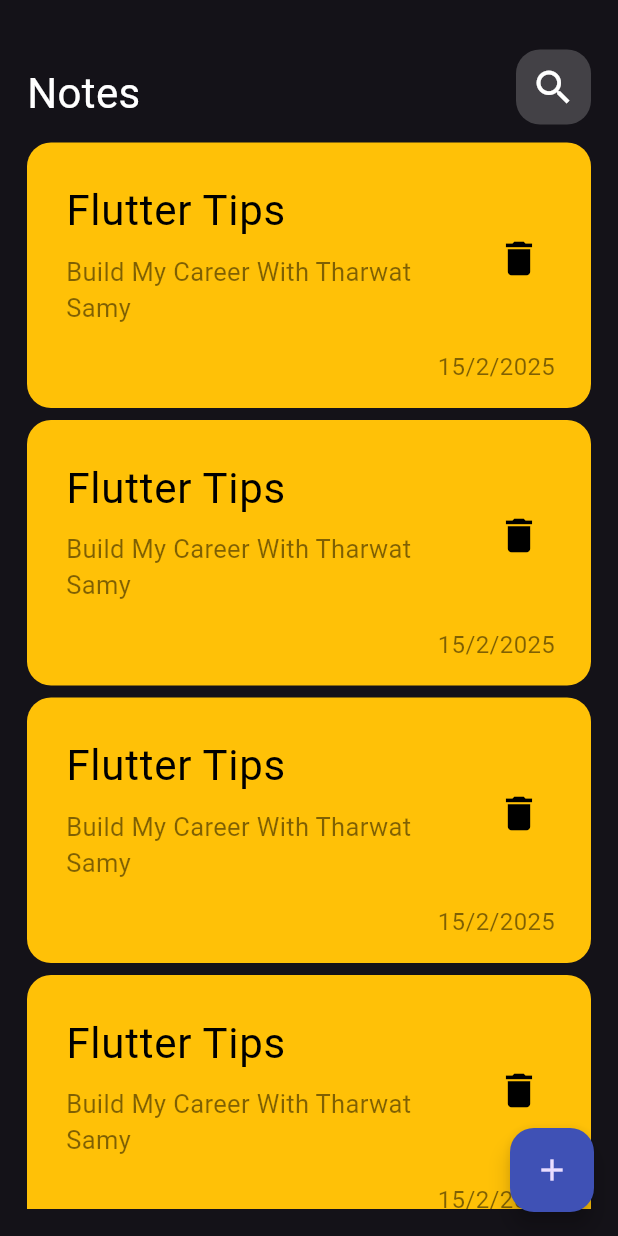
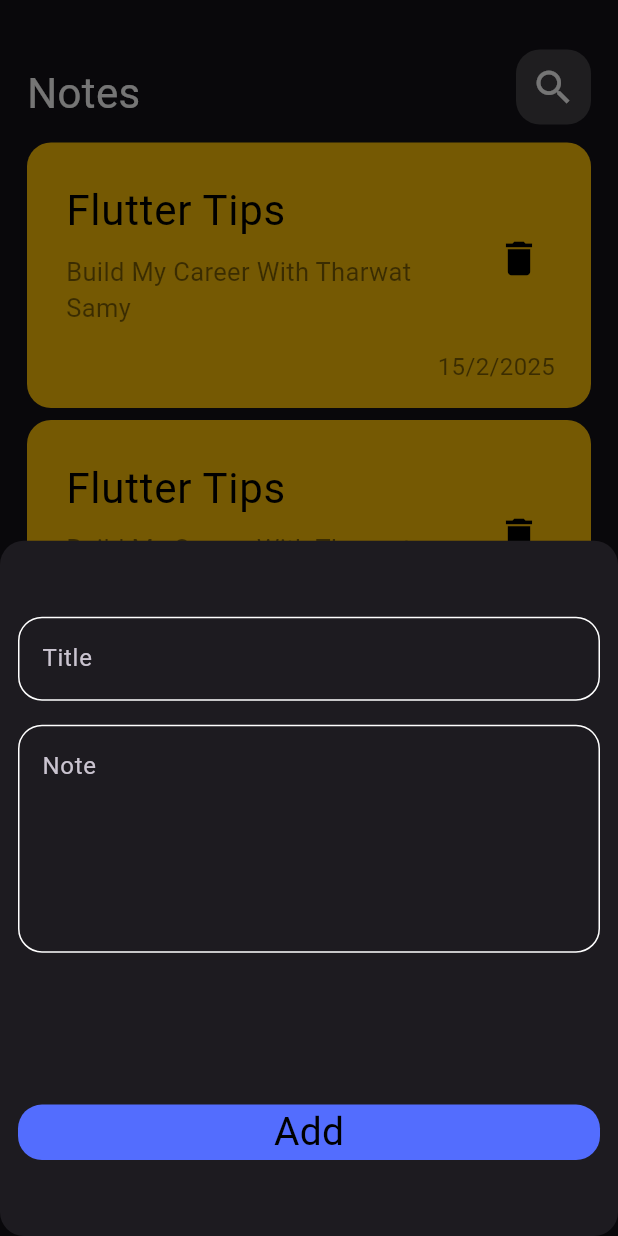
Before and after one commit to MrMeligy/NotaApp, a Flutter app: the screen it shows after launch, after a tap on the "add" icon, on a phone screen of 412 x 824 dp. Run offline on Flutter 3.47's test engine with Material 3 defaults, Android fonts, the phone set to English and light mode, and no system bars.

Commit message:
Adding Note With Modal Bottom Sheet

```diff
--- a/analysis_options.yaml
+++ b/analysis_options.yaml
@@ -23,6 +23,5 @@ linter:
   rules:
     # avoid_print: false  # Uncomment to disable the `avoid_print` rule
     # prefer_single_quotes: true  # Uncomment to enable the `prefer_single_quotes` rule
-
 # Additional information about this file can be found at
 # https://dart.dev/guides/language/analysis-options
--- a/lib/views/home_view.dart
+++ b/lib/views/home_view.dart
@@ -1,4 +1,5 @@
 import 'package:flutter/material.dart';
+import 'package:nota/views/widgets/add_note_modal_sheet.dart';
 import 'package:nota/views/widgets/notes_view_body.dart';
 
 class HomeView extends StatelessWidget {
@@ -8,7 +9,17 @@ class HomeView extends StatelessWidget {
   Widget build(BuildContext context) {
     return Scaffold(
       floatingActionButton: FloatingActionButton(
-        onPressed: () {},
+        onPressed: () {
+          showModalBottomSheet(
+            shape: RoundedRectangleBorder(
+              borderRadius: BorderRadius.circular(16),
+            ),
+            context: context,
+            builder: (context) {
+              return AddNoteModalSheet();
+            },
+          );
+        },
         backgroundColor: Colors.indigo,
         child: Icon(Icons.add),
       ),
--- /dev/null
+++ b/lib/views/widgets/add_note_modal_sheet.dart
@@ -0,0 +1,27 @@
+import 'package:flutter/material.dart';
+import 'package:nota/views/widgets/custom_button.dart';
+import 'package:nota/views/widgets/custom_text_field.dart';
+
+class AddNoteModalSheet extends StatelessWidget {
+  const AddNoteModalSheet({super.key});
+
+  @override
+  Widget build(BuildContext context) {
+    return Padding(
+      padding: const EdgeInsets.symmetric(horizontal: 12),
+      child: Column(
+        mainAxisAlignment: MainAxisAlignment.spaceAround,
+        children: [
+          Column(
+            children: [
+              CustomTextField(hint: "Title"),
+              SizedBox(height: 16),
+              CustomTextField(hint: "Note", maxLines: 5),
+            ],
+          ),
+          CustomButton(),
+        ],
+      ),
+    );
+  }
+}
--- /dev/null
+++ b/lib/views/widgets/custom_button.dart
@@ -0,0 +1,19 @@
+import 'package:flutter/material.dart';
+
+class CustomButton extends StatelessWidget {
+  const CustomButton({super.key});
+
+  @override
+  Widget build(BuildContext context) {
+    return Container(
+      width: double.infinity,
+      decoration: BoxDecoration(
+        borderRadius: BorderRadius.circular(16),
+        color: Colors.indigoAccent,
+      ),
+      child: Center(
+        child: Text("Add", style: TextStyle(color: Colors.black, fontSize: 26)),
+      ),
+    );
+  }
+}
--- /dev/null
+++ b/lib/views/widgets/custom_text_field.dart
@@ -0,0 +1,26 @@
+import 'package:flutter/material.dart';
+
+class CustomTextField extends StatelessWidget {
+  const CustomTextField({super.key, required this.hint, this.maxLines = 1});
+  final String hint;
+  final int maxLines;
+  @override
+  Widget build(BuildContext context) {
+    return TextField(
+      maxLines: maxLines,
+      decoration: InputDecoration(
+        border: borderBuilder(),
+        enabledBorder: borderBuilder(),
+        focusedBorder: borderBuilder(Colors.indigoAccent),
+        hintText: hint,
+      ),
+    );
+  }
+
+  OutlineInputBorder borderBuilder([color]) {
+    return OutlineInputBorder(
+      borderRadius: BorderRadius.circular(16),
+      borderSide: BorderSide(color: color ?? Colors.white),
+    );
+  }
+}
```
